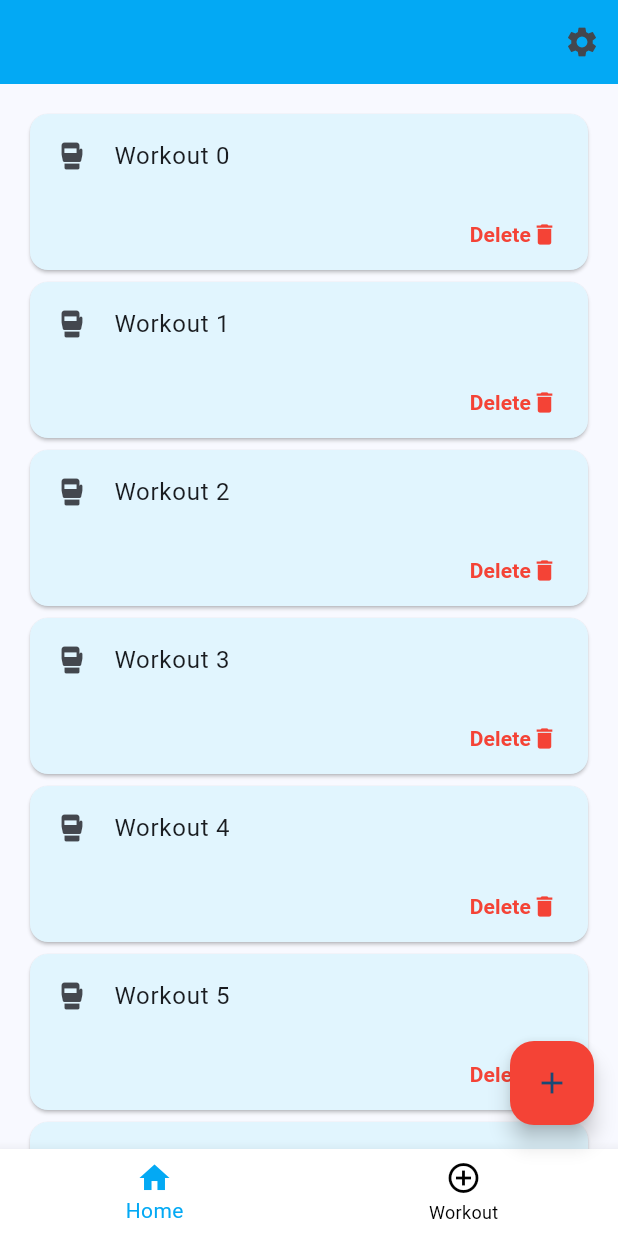
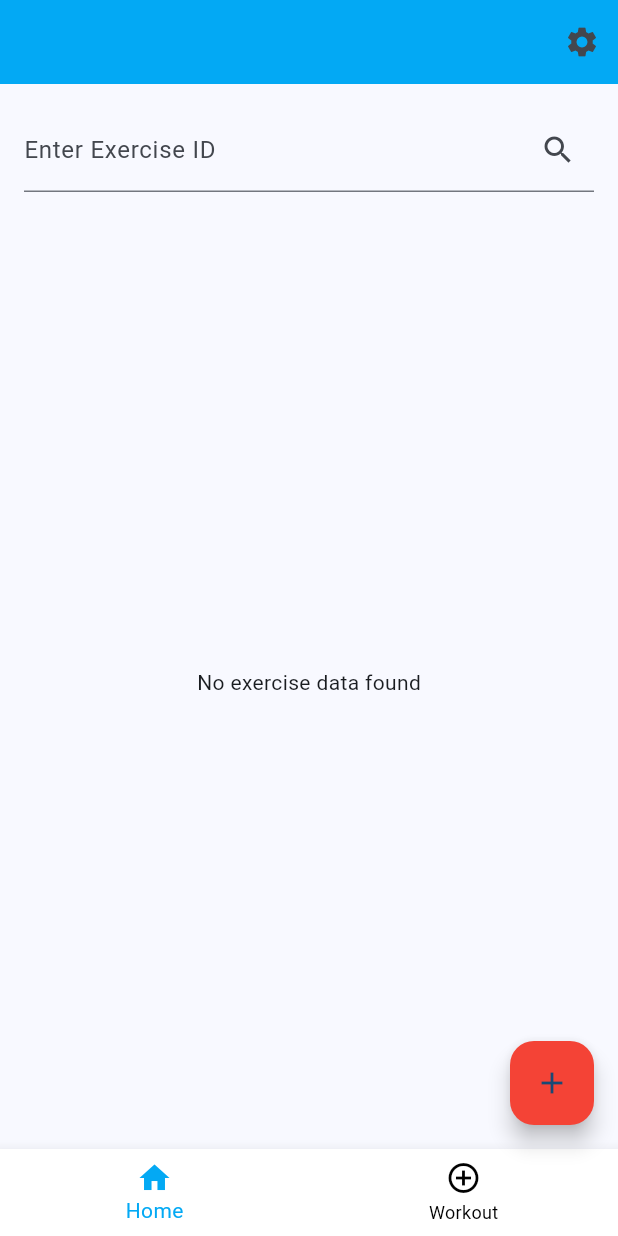
Before and after one commit to aramirezf05/FitlifeFlutterProject, a Flutter app: the MyHomePage screen opened directly with empty values, on a phone screen of 412 x 824 dp. Run offline on Flutter 3.47's test engine with Material 3 defaults, Android fonts, the light colour scheme and no system bars.

Commit message:
Implementing exercise API

```diff
--- a/lib/main.dart
+++ b/lib/main.dart
@@ -3,8 +3,8 @@ import 'package:fitlife/screens/splash_screen.dart';
 import 'package:fitlife/screens/workout/workout_widgets.dart';
 import 'package:fitlife/utils/string_constants.dart';
 import 'package:flutter/material.dart';
-
 import 'model/user.dart';
+import 'model/exercise.dart';
 
 void main() {
   runApp(MyApp());
@@ -71,6 +71,14 @@ class MyHomePage extends StatefulWidget {
 
 class _MyHomePageState extends State<MyHomePage> {
   int _selectedIndex = 0;
+  Future<Exercise>? _exercise;
+  final TextEditingController _controller = TextEditingController();
+
+  void _fetchExercise(String id) {
+    setState(() {
+      _exercise = Exercise.fetchExerciseById(id);
+    });
+  }
 
   void _onItemTapped(int index) {
     if (index != _selectedIndex) {
@@ -79,14 +87,6 @@ class _MyHomePageState extends State<MyHomePage> {
       });
     }
   }
-
-  final List<Widget> _widgetOptions = <Widget>[
-    ListView(
-      padding: const EdgeInsets.all(16.0),
-      children: generateCards(10), // Genera 10 Cards
-    ),
-    Center(child: null)
-  ];
 
   void _onSettingsPressed() {
     Navigator.of(context).push(
@@ -101,8 +101,47 @@ class _MyHomePageState extends State<MyHomePage> {
     return Scaffold(
       appBar: _buildAppBar(),
       bottomNavigationBar: _buildBottomNavigationBar(),
-      body: _widgetOptions[_selectedIndex],
+      body: Column(
+        children: [
+          Padding(
+            padding: const EdgeInsets.all(16.0),
+            child: TextField(
+              controller: _controller,
+              decoration: InputDecoration(
+                labelText: 'Enter Exercise ID',
+                suffixIcon: IconButton(
+                  icon: Icon(Icons.search),
+                  onPressed: () {
+                    _fetchExercise(_controller.text);
+                  },
+                ),
+              ),
+            ),
+          ),
+          Expanded(child: _buildBody()),
+        ],
+      ),
       floatingActionButton: addWorkoutButton(),
+    );
+  }
+
+  Widget _buildBody() {
+    return FutureBuilder<Exercise>(
+      future: _exercise,
+      builder: (context, snapshot) {
+        if (snapshot.connectionState == ConnectionState.waiting) {
+          return Center(child: CircularProgressIndicator());
+        } else if (snapshot.hasError) {
+          return Center(child: Text('Error: ${snapshot.error}'));
+        } else if (snapshot.hasData) {
+          return ListView(
+            padding: const EdgeInsets.all(16.0),
+            children: generateCards(snapshot.data!.name),
+          );
+        } else {
+          return Center(child: Text('No exercise data found'));
+        }
+      },
     );
   }
 
--- /dev/null
+++ b/lib/model/exercise.dart
@@ -0,0 +1,89 @@
+import 'dart:convert';
+import '../api/responses.dart';
+import 'package:http/http.dart' as http;
+
+class Exercise {
+  final String id;
+  final String name;
+  final String category;
+  final String equipment;
+  final String force;
+  final String mechanic;
+  final String level;
+  final List<String> primaryMuscles;
+  final List<String> secondaryMuscles;
+  final List<String> instructions;
+  final List<String> images;
+
+  Exercise({
+    required this.id,
+    required this.name,
+    required this.category,
+    required this.equipment,
+    required this.force,
+    required this.mechanic,
+    required this.level,
+    required this.primaryMuscles,
+    required this.secondaryMuscles,
+    required this.instructions,
+    required this.images,
+  });
+
+  factory Exercise.fromJson(Map<String, dynamic> json) {
+    return Exercise(
+      id: json['id'] as String,
+      name: json['name'] as String,
+      category: json['category'] as String,
+      equipment: json['equipment'] as String,
+      force: json['force'] as String,
+      mechanic: json['mechanic'] as String,
+      level: json['level'] as String,
+      primaryMuscles: List<String>.from(json['primaryMuscles']),
+      secondaryMuscles: List<String>.from(json['secondaryMuscles']),
+      instructions: List<String>.from(json['instructions']),
+      images: List<String>.from(json['images']),
+    );
+  }
+
+  static Future<Exercise> fetchExerciseById(String id) async {
+    final Uri uri = Uri.parse('https://exercise-db-fitness-workout-gym.p.rapidapi.com/exercise/$id');
+
+    final Map<String, String> headers = {
+      'X-RapidAPI-Key': apiRapidApiKey,
+      'X-RapidAPI-Host': apiRapidApiHost,
+    };
+
+    final response = await http.get(uri, headers: headers);
+
+    if (response.statusCode == 200) {
+      // If the server did return a 200 OK response,
+      // then parse the JSON.
+      return Exercise.fromJson(jsonDecode(response.body));
+    } else {
+      // If the server did not return a 200 OK response,
+      // then throw an exception.
+      throw Exception('Failed to load exercise');
+    }
+  }
+
+  static Future<Exercise> fetchExerciseFilter(String filter, String parameter) async {
+    final Uri uri = Uri.parse('https://exercise-db-fitness-workout-gym.p.rapidapi.com/$filter/$parameter');
+
+    final Map<String, String> headers = {
+      'X-RapidAPI-Key': apiRapidApiKey,
+      'X-RapidAPI-Host': apiRapidApiHost,
+    };
+
+    final response = await http.get(uri, headers: headers);
+
+    if (response.statusCode == 200) {
+      // If the server did return a 200 OK response,
+      // then parse the JSON.
+      return Exercise.fromJson(jsonDecode(response.body));
+    } else {
+      // If the server did not return a 200 OK response,
+      // then throw an exception.
+      throw Exception('Failed to load exercise');
+    }
+  }
+}
--- a/lib/screens/workout/workout_widgets.dart
+++ b/lib/screens/workout/workout_widgets.dart
@@ -1,3 +1,4 @@
+import 'package:fitlife/model/exercise.dart';
 import 'package:fitlife/screens/workout/workout_detail.dart';
 import 'package:flutter/material.dart';
 
@@ -11,20 +12,22 @@ Widget addWorkoutButton() {
   );
 }
 
-class CardExample extends StatelessWidget {
+class Workout extends StatelessWidget {
   final String title;
   final IconData icon;
 
-  const CardExample({required this.title, required this.icon, super.key});
+  const Workout({required this.title, required this.icon, super.key});
 
   void _displayDeleteWorkoutPopUp() {
 
   }
 
-  void _handleCardTap(BuildContext context) {
+  void _handleCardTap(BuildContext context, Workout wortkout) {
     Navigator.of(context).push(
       MaterialPageRoute(
-        builder: (context) => WorkoutDetail(),
+        builder: (context) => WorkoutDetail(
+          workout: wortkout.title,
+        ),
       ),
     );
   }
@@ -34,7 +37,7 @@ class CardExample extends StatelessWidget {
     return Card(
       color: Colors.lightBlue.shade50,
       child: InkWell(
-        onTap: () => _handleCardTap(context),
+        onTap: () => _handleCardTap(context, this),
         child: Column (
           mainAxisSize: MainAxisSize.min,
           children: <Widget>[
@@ -48,16 +51,10 @@ class CardExample extends StatelessWidget {
                 TextButton(
                   child: Row(
                     children: const [
-                      Text(
-                        'Delete',
-                        style: TextStyle(
-                          color: Colors.red,
-                          fontWeight: FontWeight.bold,
-                        ),
-                      ),
                       Icon(
                         Icons.delete,
                         color: Colors.red,
+                        size: 25,
                       ),
                     ],
                   ),
@@ -75,13 +72,15 @@ class CardExample extends StatelessWidget {
   }
 }
 
-List<Widget> generateCards(int count) {
+
+
+List<Widget> generateCards(String exerciseName) {
   List<Widget> cards = [];
-  for (int i = 0; i < count; i++) {
-    cards.add(CardExample(
-      title: 'Workout $i',
+  cards.add(
+    Workout(
+      title: exerciseName,
       icon: Icons.sports_mma,
-    ));
-  }
+    ),
+  );
   return cards;
 }
```
Also changed, not shown: lib/screens/workout/workout_detail.dart (+5 -3 lines).
